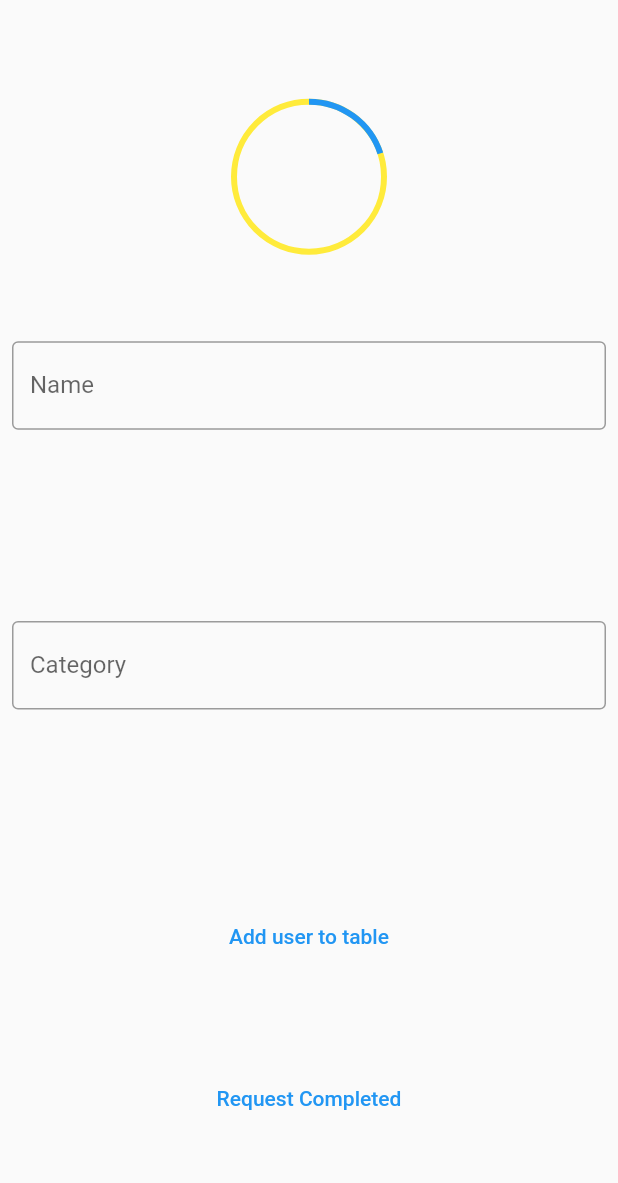
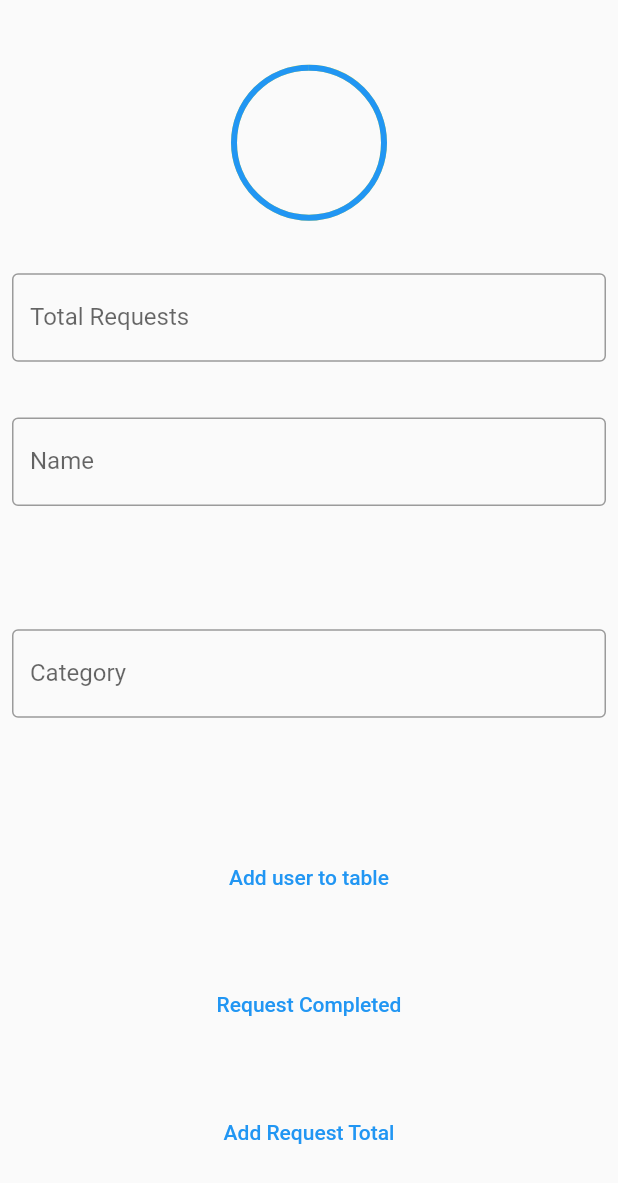
Before and after one commit to AtharvC/leanonusapp, a Flutter app: the RequestPage screen opened directly, after a tap on "Request Completed", on a phone screen of 412 x 824 dp. Shown: the top 1183 px of the screen. Run offline on Flutter 3.47's test engine with Material 2 defaults, Android fonts, the phone set to English and light mode, and no system bars; our stand-ins replace drift; accounts and stored records are empty; generated files the repository leaves out were written again; network calls fail.

Commit message:
requestTotal

```diff
--- a/lib/Pages/Requests_Page.dart
+++ b/lib/Pages/Requests_Page.dart
@@ -1,4 +1,5 @@
 import 'dart:async';
+import 'dart:convert';
 import 'package:flutter/cupertino.dart';
 import 'package:flutter/material.dart';
 import 'package:flutter/widgets.dart';
@@ -21,8 +22,10 @@ class RequestPage extends StatefulWidget {
 
 class _RequestPageState extends State<RequestPage> {
   double value = 0;
+  double total = 0;
   late MyDatabase _db;
   final TextEditingController _nameController = TextEditingController();
+  final TextEditingController _requestController = TextEditingController();
   final TextEditingController _categoryController = TextEditingController();
   double progress = 0.0;
   @override
@@ -46,6 +49,8 @@ class _RequestPageState extends State<RequestPage> {
                   backgroundColor: Colors.yellow,
                 ),
               ),
+              CustomTextFormField(
+                  controller: _requestController, txtLabel: 'Total Requests'),
               CustomTextFormField(
                 controller: _nameController,
                 txtLabel: 'Name',
@@ -74,11 +79,20 @@ class _RequestPageState extends State<RequestPage> {
                   }
                 },
                 child: const Text('Request Completed'),
+              ),
+              TextButton(
+                onPressed: () {
+                  AddRequests();
+                },
+                child: const Text('Add Request Total'),
               )
             ],
           ),
         ),
       );
+  void AddRequests() {
+    total = double.parse(_requestController.text);
+  }
 
   void addUser() {
     final entity = UsersCompanion(
@@ -113,7 +127,7 @@ class _RequestPageState extends State<RequestPage> {
 
   void BuildProgress() {
     setState(() {
-      value = value + 0.2;
+      value = value + (1.0 / total);
     });
   }
 }
```
